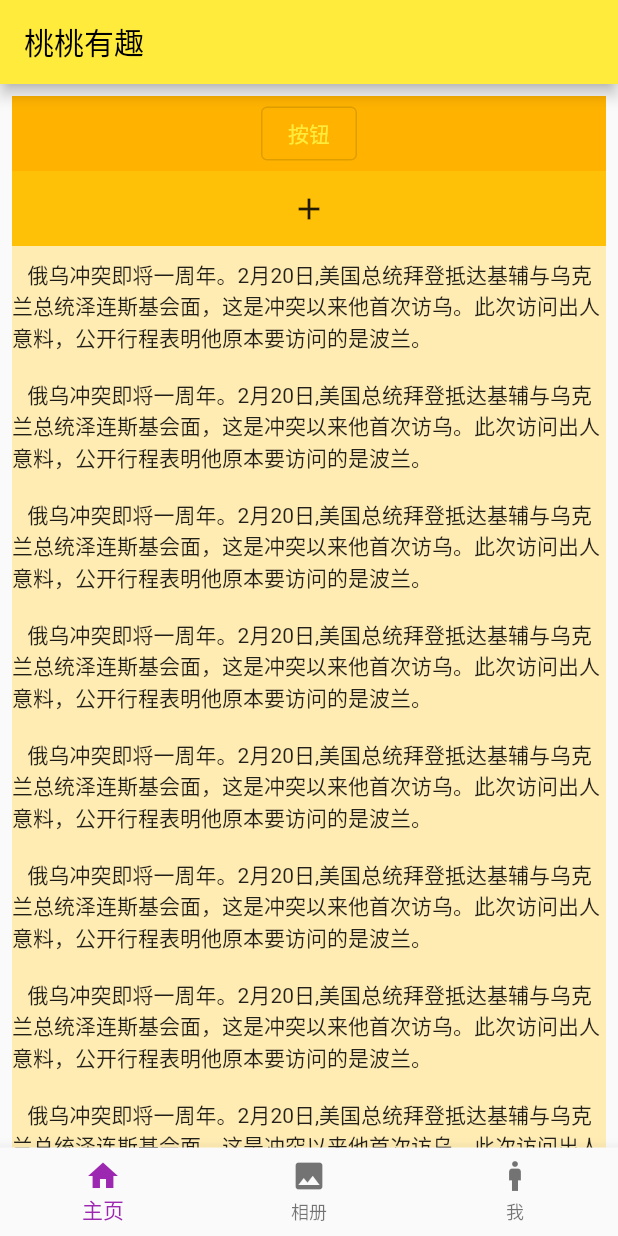
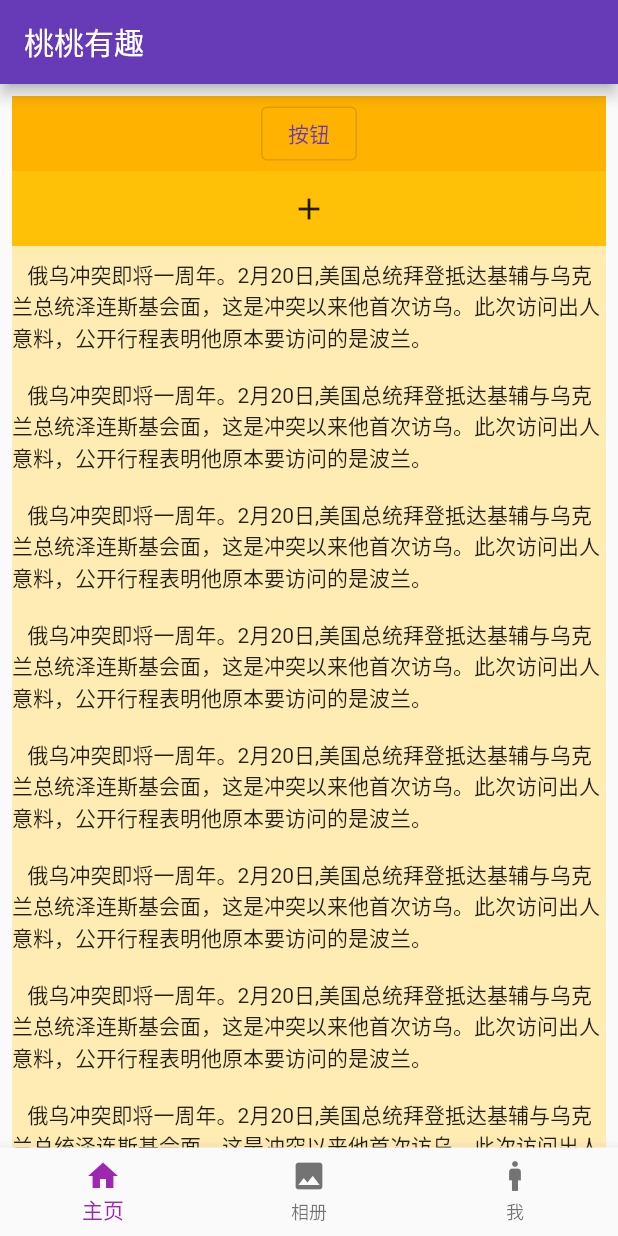
Before and after one commit to fongyuqihang/win10_flutter_app02, a Flutter app: the screen it shows after launch, on a phone screen of 412 x 824 dp. Run offline on Flutter 3.47's test engine with Material 2 defaults, Android fonts, the phone set to English and light mode, and no system bars.

Commit message:
third commit

```diff
--- a/lib/main.dart
+++ b/lib/main.dart
@@ -14,7 +14,7 @@ class MyApp extends StatelessWidget {
     return MaterialApp(
       title: 'Flutter Demo',
       theme: ThemeData(
-        primarySwatch: Colors.yellow,
+        primarySwatch: Colors.deepPurple,
       ),
       home: const MyHomePage(title: '桃桃有趣'),
     );
```
